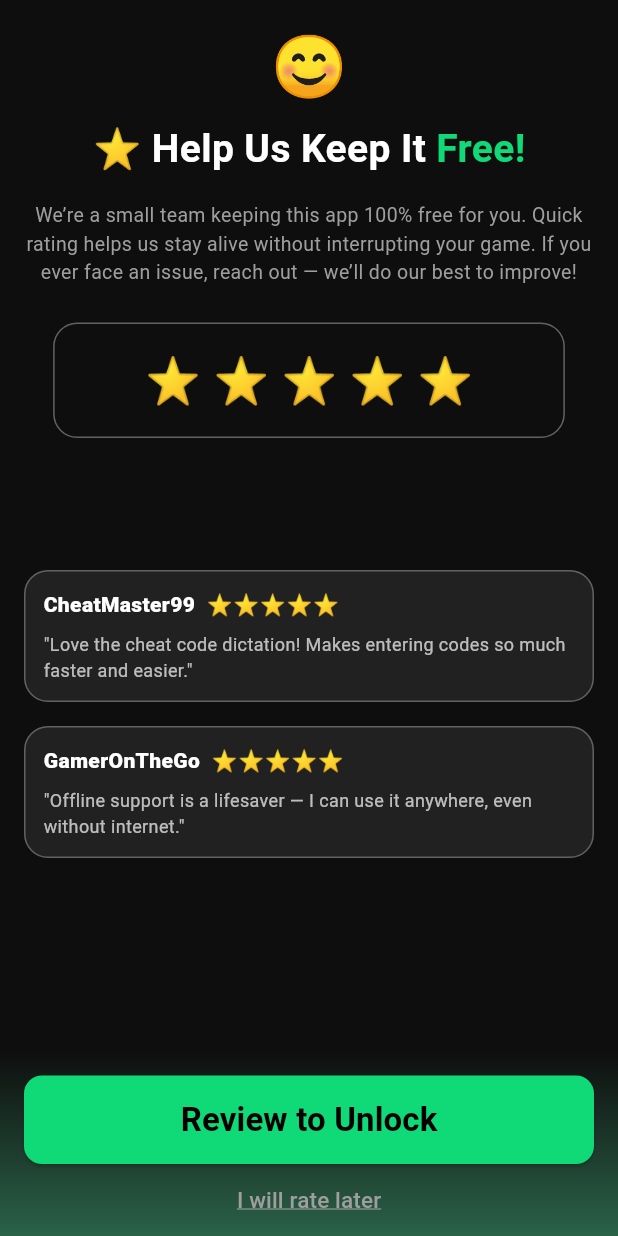
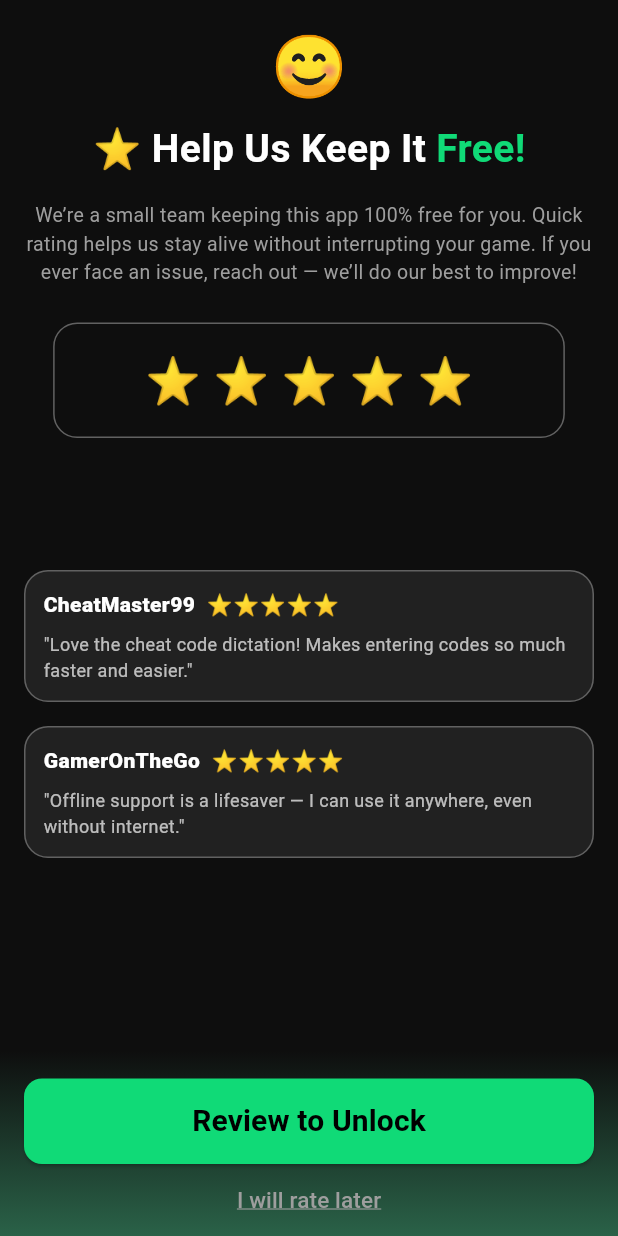
Before and after one commit to arleven/gta-all-in-one-cheats, a Flutter app: the ReviewToUnlcock screen opened directly, on a phone screen of 412 x 824 dp. Run offline on Flutter 3.47's test engine with Material 3 defaults, Android fonts, the light colour scheme and no system bars; our stand-ins replace connectivity_plus, firebase_analytics, firebase_core, firebase_crashlytics, flutter_native_timezone, flutter_tts and 6 more; missing offline and left inert: amplitude_flutter, appsflyer_sdk, country_codes, flutter_email_sender, flutter_jailbreak_detection, plist_parser and 2 more; accounts and stored records are empty; statements that could not run were skipped.

```diff
--- a/lib/Presentation/Cheat_Screens/rate_unlock.dart
+++ b/lib/Presentation/Cheat_Screens/rate_unlock.dart
@@ -158,8 +158,8 @@ class _ReviewToUnlockState extends State<ReviewToUnlcock> {
                       Text(
                         "Review to Unlock",
                         style: TextStyle(
-                          fontSize: 22,
-                          fontWeight: FontWeight.w700,
+                          fontSize: 20,
+                          fontWeight: FontWeight.w600,
                         ),
                       ),
                     ],
```
Also changed, not shown: lib/Presentation/Cheat_Screens/favorites.dart (+24 -7 lines).
